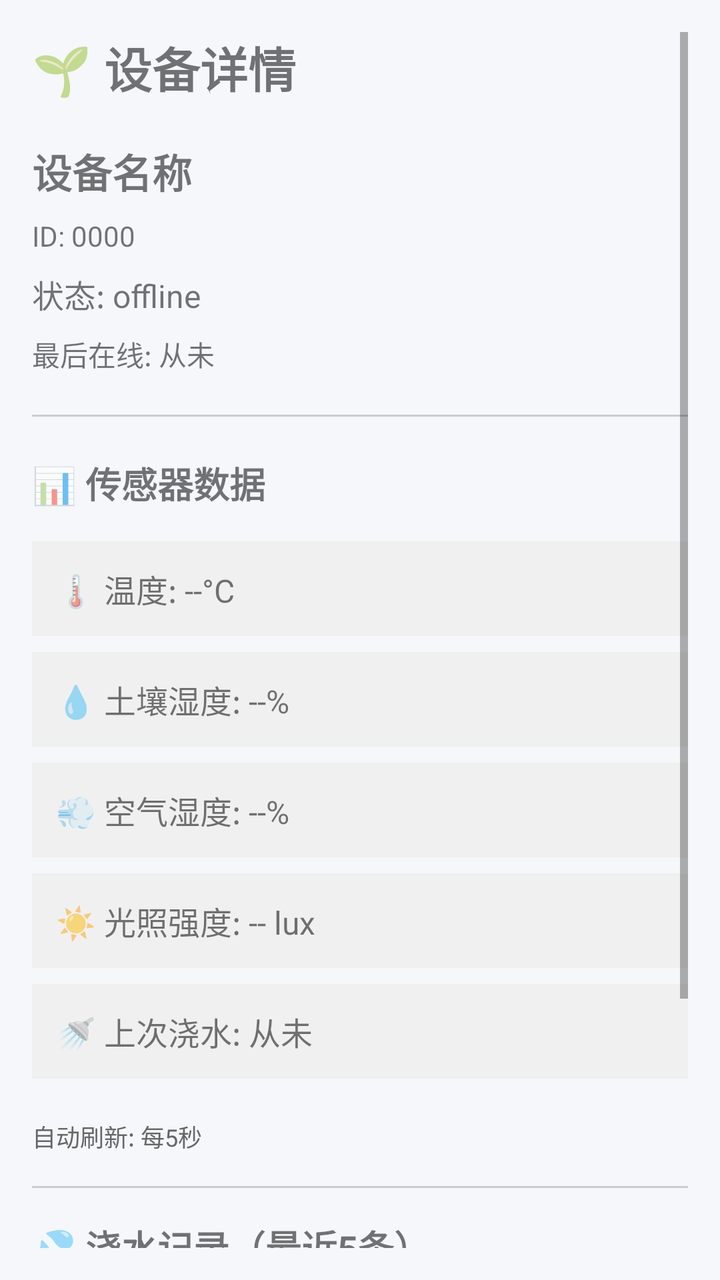
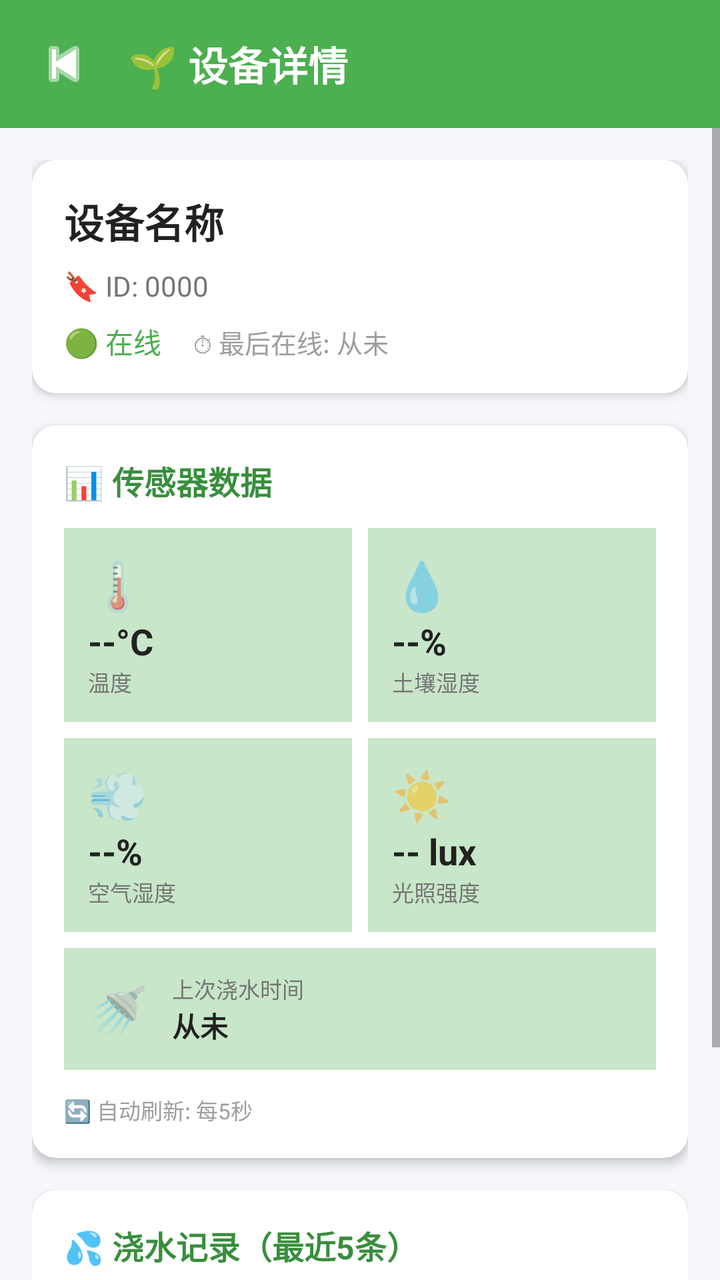

Screens rendered from an Android XML layout before and after an edit, with the pre-edit source and the edit as a unified diff.
<!-- AndroidManifest.xml: application theme Theme.Plantbutlerandroid -->
<!-- res/layout/activity_device_detail.xml -->
<?xml version="1.0" encoding="utf-8"?>
<ScrollView xmlns:android="http://schemas.android.com/apk/res/android"
    android:layout_width="match_parent"
    android:layout_height="match_parent"
    android:padding="16dp">

    <LinearLayout
        android:layout_width="match_parent"
        android:layout_height="wrap_content"
        android:orientation="vertical">

        <TextView
            android:layout_width="wrap_content"
            android:layout_height="wrap_content"
            android:text="🌱 设备详情"
            android:textSize="24sp"
            android:textStyle="bold"
            android:layout_marginBottom="20dp" />

        <TextView
            android:id="@+id/textDeviceName"
            android:layout_width="match_parent"
            android:layout_height="wrap_content"
            android:text="设备名称"
            android:textSize="20sp"
            android:textStyle="bold"
            android:layout_marginBottom="8dp" />

        <TextView
            android:id="@+id/textDeviceId"
            android:layout_width="match_parent"
            android:layout_height="wrap_content"
            android:text="ID: 0000"
            android:textSize="14sp"
            android:layout_marginBottom="8dp" />

        <TextView
            android:id="@+id/textStatus"
            android:layout_width="match_parent"
            android:layout_height="wrap_content"
            android:text="状态: offline"
            android:textSize="16sp"
            android:layout_marginBottom="8dp" />

        <TextView
            android:id="@+id/textLastSeen"
            android:layout_width="match_parent"
            android:layout_height="wrap_content"
            android:text="最后在线: 从未"
            android:textSize="14sp"
            android:layout_marginBottom="20dp" />

        <View
            android:layout_width="match_parent"
            android:layout_height="1dp"
            android:background="#CCCCCC"
            android:layout_marginBottom="20dp" />

        <TextView
            android:layout_width="wrap_content"
            android:layout_height="wrap_content"
            android:text="📊 传感器数据"
            android:textSize="18sp"
            android:textStyle="bold"
            android:layout_marginBottom="16dp" />

        <TextView
            android:id="@+id/textTemperature"
            android:layout_width="match_parent"
            android:layout_height="wrap_content"
            android:text="🌡️ 温度: --°C"
            android:textSize="16sp"
            android:padding="12dp"
            android:background="#F0F0F0"
            android:layout_marginBottom="8dp" />

        <TextView
            android:id="@+id/textSoilHumidity"
            android:layout_width="match_parent"
            android:layout_height="wrap_content"
            android:text="💧 土壤湿度: --%"
            android:textSize="16sp"
            android:padding="12dp"
            android:background="#F0F0F0"
            android:layout_marginBottom="8dp" />

        <TextView
            android:id="@+id/textAirHumidity"
            android:layout_width="match_parent"
            android:layout_height="wrap_content"
            android:text="💨 空气湿度: --%"
            android:textSize="16sp"
            android:padding="12dp"
            android:background="#F0F0F0"
            android:layout_marginBottom="8dp" />

        <TextView
            android:id="@+id/textLightIntensity"
            android:layout_width="match_parent"
            android:layout_height="wrap_content"
            android:text="☀️ 光照强度: -- lux"
            android:textSize="16sp"
            android:padding="12dp"
            android:background="#F0F0F0"
            android:layout_marginBottom="8dp" />

        <TextView
            android:id="@+id/textLastWatering"
            android:layout_width="match_parent"
            android:layout_height="wrap_content"
            android:text="🚿 上次浇水: 从未"
            android:textSize="16sp"
            android:padding="12dp"
            android:background="#F0F0F0"
            android:layout_marginBottom="20dp" />

        <TextView
            android:layout_width="wrap_content"
            android:layout_height="wrap_content"
            android:text="自动刷新: 每5秒"
            android:textSize="12sp"
            android:textColor="#666666"
            android:layout_marginBottom="16dp" />

        
        <View
            android:layout_width="match_parent"
            android:layout_height="1dp"
            android:background="#CCCCCC"
            android:layout_marginBottom="16dp" />

        <TextView
            android:layout_width="wrap_content"
            android:layout_height="wrap_content"
            android:text="💦 浇水记录（最近5条）"
            android:textSize="18sp"
            android:textStyle="bold"
            android:layout_marginBottom="12dp" />

        <LinearLayout
            android:id="@+id/wateringRecordsContainer"
            android:layout_width="match_parent"
            android:layout_height="wrap_content"
            android:orientation="vertical"
            android:layout_marginBottom="16dp">

            <TextView
                android:layout_width="match_parent"
                android:layout_height="wrap_content"
                android:text="加载中..."
                android:textSize="14sp"
                android:textColor="#999999"
                android:padding="8dp" />

        </LinearLayout>

        <Button
            android:id="@+id/buttonRefresh"
            android:layout_width="match_parent"
            android:layout_height="wrap_content"
            android:text="立即刷新"
            android:layout_marginBottom="8dp" />

        <Button
            android:id="@+id/buttonBack"
            android:layout_width="match_parent"
            android:layout_height="wrap_content"
            android:text="返回设备列表" />

    </LinearLayout>

</ScrollView>
<!-- resources referenced by this layout -->
<resources>
  <style name="Theme.Plantbutlerandroid" parent="Theme.MaterialComponents.DayNight.NoActionBar">
          
          <item name="colorPrimary">@color/primary_color</item>
          <item name="colorPrimaryVariant">@color/primary_dark</item>
          <item name="colorOnPrimary">@color/white</item>
          
          <item name="colorSecondary">@color/primary_light</item>
          <item name="colorSecondaryVariant">@color/primary_dark</item>
          <item name="colorOnSecondary">@color/black</item>
          
          <item name="android:statusBarColor">@color/primary_dark</item>
          
          <item name="colorAccent">@color/primary_color</item>
          
          <item name="android:windowBackground">@color/background_light</item>
      </style>
  <color name="primary_color">#4CAF50</color>
  <color name="primary_dark">#388E3C</color>
  <color name="white">#FFFFFFFF</color>
  <color name="primary_light">#C8E6C9</color>
  <color name="black">#FF000000</color>
  <color name="background_light">#F5F7FA</color>
</resources>

<!-- the commit's change to res/layout/activity_device_detail.xml (unified diff, before → after) -->
@@ -1,172 +1,370 @@
 <?xml version="1.0" encoding="utf-8"?>
-<ScrollView xmlns:android="http://schemas.android.com/apk/res/android"
+<LinearLayout xmlns:android="http://schemas.android.com/apk/res/android"
+    xmlns:app="http://schemas.android.com/apk/res-auto"
     android:layout_width="match_parent"
     android:layout_height="match_parent"
-    android:padding="16dp">
-
+    android:orientation="vertical"
+    android:background="@color/background_light">
+
+    
     <LinearLayout
         android:layout_width="match_parent"
         android:layout_height="wrap_content"
-        android:orientation="vertical">
+        android:orientation="horizontal"
+        android:gravity="center_vertical"
+        android:background="@color/primary_color"
+        android:padding="12dp">
+
+        <ImageButton
+            android:id="@+id/buttonBack"
+            android:layout_width="40dp"
+            android:layout_height="40dp"
+            android:src="@android:drawable/ic_media_previous"
+            android:background="?attr/selectableItemBackgroundBorderless"
+            android:tint="#FFFFFF"
+            android:contentDescription="返回" />
 
         <TextView
             android:layout_width="wrap_content"
             android:layout_height="wrap_content"
             android:text="🌱 设备详情"
-            android:textSize="24sp"
-            android:textStyle="bold"
-            android:layout_marginBottom="20dp" />
-
-        <TextView
-            android:id="@+id/textDeviceName"
-            android:layout_width="match_parent"
-            android:layout_height="wrap_content"
-            android:text="设备名称"
             android:textSize="20sp"
             android:textStyle="bold"
-            android:layout_marginBottom="8dp" />
-
-        <TextView
-            android:id="@+id/textDeviceId"
-            android:layout_width="match_parent"
-            android:layout_height="wrap_content"
-            android:text="ID: 0000"
-            android:textSize="14sp"
-            android:layout_marginBottom="8dp" />
-
-        <TextView
-            android:id="@+id/textStatus"
-            android:layout_width="match_parent"
-            android:layout_height="wrap_content"
-            android:text="状态: offline"
-            android:textSize="16sp"
-            android:layout_marginBottom="8dp" />
-
-        <TextView
-            android:id="@+id/textLastSeen"
-            android:layout_width="match_parent"
-            android:layout_height="wrap_content"
-            android:text="最后在线: 从未"
-            android:textSize="14sp"
-            android:layout_marginBottom="20dp" />
-
-        <View
-            android:layout_width="match_parent"
-            android:layout_height="1dp"
-            android:background="#CCCCCC"
-            android:layout_marginBottom="20dp" />
-
-        <TextView
-            android:layout_width="wrap_content"
-            android:layout_height="wrap_content"
-            android:text="📊 传感器数据"
-            android:textSize="18sp"
-            android:textStyle="bold"
-            android:layout_marginBottom="16dp" />
-
-        <TextView
-            android:id="@+id/textTemperature"
-            android:layout_width="match_parent"
-            android:layout_height="wrap_content"
-            android:text="🌡️ 温度: --°C"
-            android:textSize="16sp"
-            android:padding="12dp"
-            android:background="#F0F0F0"
-            android:layout_marginBottom="8dp" />
-
-        <TextView
-            android:id="@+id/textSoilHumidity"
-            android:layout_width="match_parent"
-            android:layout_height="wrap_content"
-            android:text="💧 土壤湿度: --%"
-            android:textSize="16sp"
-            android:padding="12dp"
-            android:background="#F0F0F0"
-            android:layout_marginBottom="8dp" />
-
-        <TextView
-            android:id="@+id/textAirHumidity"
-            android:layout_width="match_parent"
-            android:layout_height="wrap_content"
-            android:text="💨 空气湿度: --%"
-            android:textSize="16sp"
-            android:padding="12dp"
-            android:background="#F0F0F0"
-            android:layout_marginBottom="8dp" />
-
-        <TextView
-            android:id="@+id/textLightIntensity"
-            android:layout_width="match_parent"
-            android:layout_height="wrap_content"
-            android:text="☀️ 光照强度: -- lux"
-            android:textSize="16sp"
-            android:padding="12dp"
-            android:background="#F0F0F0"
-            android:layout_marginBottom="8dp" />
-
-        <TextView
-            android:id="@+id/textLastWatering"
-            android:layout_width="match_parent"
-            android:layout_height="wrap_content"
-            android:text="🚿 上次浇水: 从未"
-            android:textSize="16sp"
-            android:padding="12dp"
-            android:background="#F0F0F0"
-            android:layout_marginBottom="20dp" />
-
-        <TextView
-            android:layout_width="wrap_content"
-            android:layout_height="wrap_content"
-            android:text="自动刷新: 每5秒"
-            android:textSize="12sp"
-            android:textColor="#666666"
-            android:layout_marginBottom="16dp" />
-
-        
-        <View
-            android:layout_width="match_parent"
-            android:layout_height="1dp"
-            android:background="#CCCCCC"
-            android:layout_marginBottom="16dp" />
-
-        <TextView
-            android:layout_width="wrap_content"
-            android:layout_height="wrap_content"
-            android:text="💦 浇水记录（最近5条）"
-            android:textSize="18sp"
-            android:textStyle="bold"
-            android:layout_marginBottom="12dp" />
+            android:textColor="#FFFFFF"
+            android:layout_marginStart="12dp" />
+    </LinearLayout>
+
+    <ScrollView
+        android:layout_width="match_parent"
+        android:layout_height="match_parent">
 
         <LinearLayout
-            android:id="@+id/wateringRecordsContainer"
             android:layout_width="match_parent"
             android:layout_height="wrap_content"
             android:orientation="vertical"
-            android:layout_marginBottom="16dp">
-
-            <TextView
+            android:padding="16dp">
+
+            
+            <androidx.cardview.widget.CardView
                 android:layout_width="match_parent"
                 android:layout_height="wrap_content"
-                android:text="加载中..."
+                app:cardCornerRadius="12dp"
+                app:cardElevation="3dp"
+                android:layout_marginBottom="16dp">
+
+                <LinearLayout
+                    android:layout_width="match_parent"
+                    android:layout_height="wrap_content"
+                    android:orientation="vertical"
+                    android:padding="16dp">
+
+                    <TextView
+                        android:id="@+id/textDeviceName"
+                        android:layout_width="match_parent"
+                        android:layout_height="wrap_content"
+                        android:text="设备名称"
+                        android:textSize="20sp"
+                        android:textStyle="bold"
+                        android:textColor="@color/text_primary"
+                        android:layout_marginBottom="8dp" />
+
+                    <TextView
+                        android:id="@+id/textDeviceId"
+                        android:layout_width="match_parent"
+                        android:layout_height="wrap_content"
+                        android:text="🔖 ID: 0000"
+                        android:textSize="14sp"
+                        android:textColor="@color/text_secondary"
+                        android:layout_marginBottom="8dp" />
+
+                    <LinearLayout
+                        android:layout_width="match_parent"
+                        android:layout_height="wrap_content"
+                        android:orientation="horizontal">
+
+                        <TextView
+                            android:id="@+id/textStatus"
+                            android:layout_width="wrap_content"
+                            android:layout_height="wrap_content"
+                            android:text="🟢 在线"
+                            android:textSize="14sp"
+                            android:textColor="@color/primary_color"
+                            android:layout_marginEnd="16dp" />
+
+                        <TextView
+                            android:id="@+id/textLastSeen"
+                            android:layout_width="wrap_content"
+                            android:layout_height="wrap_content"
+                            android:text="⏱ 最后在线: 从未"
+                            android:textSize="13sp"
+                            android:textColor="@color/text_hint" />
+                    </LinearLayout>
+
+                </LinearLayout>
+            </androidx.cardview.widget.CardView>
+
+            
+            <androidx.cardview.widget.CardView
+                android:layout_width="match_parent"
+                android:layout_height="wrap_content"
+                app:cardCornerRadius="12dp"
+                app:cardElevation="3dp"
+                android:layout_marginBottom="16dp">
+
+                <LinearLayout
+                    android:layout_width="match_parent"
+                    android:layout_height="wrap_content"
+                    android:orientation="vertical"
+                    android:padding="16dp">
+
+                    <TextView
+                        android:layout_width="wrap_content"
+                        android:layout_height="wrap_content"
+                        android:text="📊 传感器数据"
+                        android:textSize="16sp"
+                        android:textStyle="bold"
+                        android:textColor="@color/primary_dark"
+                        android:layout_marginBottom="12dp" />
+
+                    <LinearLayout
+                        android:layout_width="match_parent"
+                        android:layout_height="wrap_content"
+                        android:orientation="horizontal"
+                        android:layout_marginBottom="8dp">
+
+                        
+                        <LinearLayout
+                            android:layout_width="0dp"
+                            android:layout_height="wrap_content"
+                            android:layout_weight="1"
+                            android:orientation="vertical"
+                            android:background="@color/primary_light"
+                            android:padding="12dp"
+                            android:layout_marginEnd="4dp">
+
+                            <TextView
+                                android:layout_width="wrap_content"
+                                android:layout_height="wrap_content"
+                                android:text="🌡️"
+                                android:textSize="24sp" />
+                            <TextView
+                                android:id="@+id/textTemperature"
+                                android:layout_width="wrap_content"
+                                android:layout_height="wrap_content"
+                                android:text="--°C"
+                                android:textSize="18sp"
+                                android:textStyle="bold"
+                                android:textColor="@color/text_primary" />
+                            <TextView
+                                android:layout_width="wrap_content"
+                                android:layout_height="wrap_content"
+                                android:text="温度"
+                                android:textSize="11sp"
+                                android:textColor="@color/text_secondary" />
+                        </LinearLayout>
+
+                        
+                        <LinearLayout
+                            android:layout_width="0dp"
+                            android:layout_height="wrap_content"
+                            android:layout_weight="1"
+                            android:orientation="vertical"
+                            android:background="@color/primary_light"
+                            android:padding="12dp"
+                            android:layout_marginStart="4dp">
+
+                            <TextView
+                                android:layout_width="wrap_content"
+                                android:layout_height="wrap_content"
+                                android:text="💧"
+                                android:textSize="24sp" />
+                            <TextView
+                                android:id="@+id/textSoilHumidity"
+                                android:layout_width="wrap_content"
+                                android:layout_height="wrap_content"
+                                android:text="--%"
+                                android:textSize="18sp"
+                                android:textStyle="bold"
+                                android:textColor="@color/text_primary" />
+                            <TextView
+                                android:layout_width="wrap_content"
+                                android:layout_height="wrap_content"
+                                android:text="土壤湿度"
+                                android:textSize="11sp"
+                                android:textColor="@color/text_secondary" />
+                        </LinearLayout>
+                    </LinearLayout>
+
+                    <LinearLayout
+                        android:layout_width="match_parent"
+                        android:layout_height="wrap_content"
+                        android:orientation="horizontal">
+
+                        
+                        <LinearLayout
+                            android:layout_width="0dp"
+                            android:layout_height="wrap_content"
+                            android:layout_weight="1"
+                            android:orientation="vertical"
+                            android:background="@color/primary_light"
+                            android:padding="12dp"
+                            android:layout_marginEnd="4dp">
+
+                            <TextView
+                                android:layout_width="wrap_content"
+                                android:layout_height="wrap_content"
+                                android:text="💨"
+                                android:textSize="24sp" />
+                            <TextView
+                                android:id="@+id/textAirHumidity"
+                                android:layout_width="wrap_content"
+                                android:layout_height="wrap_content"
+                                android:text="--%"
+                                android:textSize="18sp"
+                                android:textStyle="bold"
+                                android:textColor="@color/text_primary" />
+                            <TextView
+                                android:layout_width="wrap_content"
+                                android:layout_height="wrap_content"
+                                android:text="空气湿度"
+                                android:textSize="11sp"
+                                android:textColor="@color/text_secondary" />
+                        </LinearLayout>
+
+                        
+                        <LinearLayout
+                            android:layout_width="0dp"
+                            android:layout_height="wrap_content"
+                            android:layout_weight="1"
+                            android:orientation="vertical"
+                            android:background="@color/primary_light"
+                            android:padding="12dp"
+                            android:layout_marginStart="4dp">
+
+                            <TextView
+                                android:layout_width="wrap_content"
+                                android:layout_height="wrap_content"
+                                android:text="☀️"
+                                android:textSize="24sp" />
+                            <TextView
+                                android:id="@+id/textLightIntensity"
+                                android:layout_width="wrap_content"
+                                android:layout_height="wrap_content"
+                                android:text="-- lux"
+                                android:textSize="18sp"
+                                android:textStyle="bold"
+                                android:textColor="@color/text_primary" />
+                            <TextView
+                                android:layout_width="wrap_content"
+                                android:layout_height="wrap_content"
+                                android:text="光照强度"
+                                android:textSize="11sp"
+                                android:textColor="@color/text_secondary" />
+                        </LinearLayout>
+                    </LinearLayout>
+
+                    
+                    <LinearLayout
+                        android:layout_width="match_parent"
+                        android:layout_height="wrap_content"
+                        android:orientation="horizontal"
+                        android:background="@color/primary_light"
+                        android:padding="12dp"
+                        android:layout_marginTop="8dp"
+                        android:gravity="center_vertical">
+
+                        <TextView
+                            android:layout_width="wrap_content"
+                            android:layout_height="wrap_content"
+                            android:text="🚿"
+                            android:textSize="24sp"
+                            android:layout_marginEnd="12dp" />
+
+                        <LinearLayout
+                            android:layout_width="wrap_content"
+                            android:layout_height="wrap_content"
+                            android:orientation="vertical">
+
+                            <TextView
+                                android:layout_width="wrap_content"
+                                android:layout_height="wrap_content"
+                                android:text="上次浇水时间"
+                                android:textSize="11sp"
+                                android:textColor="@color/text_secondary" />
+                            <TextView
+                                android:id="@+id/textLastWatering"
+                                android:layout_width="wrap_content"
+                                android:layout_height="wrap_content"
+                                android:text="从未"
+                                android:textSize="14sp"
+                                android:textStyle="bold"
+                                android:textColor="@color/text_primary" />
+                        </LinearLayout>
+                    </LinearLayout>
+
+                    <TextView
+                        android:layout_width="wrap_content"
+                        android:layout_height="wrap_content"
+                        android:text="🔄 自动刷新: 每5秒"
+                        android:textSize="11sp"
+                        android:textColor="@color/text_hint"
+                        android:layout_marginTop="12dp" />
+
+                </LinearLayout>
+            </androidx.cardview.widget.CardView>
+
+            
+            <androidx.cardview.widget.CardView
+                android:layout_width="match_parent"
+                android:layout_height="wrap_content"
+                app:cardCornerRadius="12dp"
+                app:cardElevation="3dp"
+                android:layout_marginBottom="16dp">
+
+                <LinearLayout
+                    android:layout_width="match_parent"
+                    android:layout_height="wrap_content"
+                    android:orientation="vertical"
+                    android:padding="16dp">
+
+                    <TextView
+                        android:layout_width="wrap_content"
+                        android:layout_height="wrap_content"
+                        android:text="💦 浇水记录（最近5条）"
+                        android:textSize="16sp"
+                        android:textStyle="bold"
+                        android:textColor="@color/primary_dark"
+                        android:layout_marginBottom="12dp" />
+
+                    <LinearLayout
+                        android:id="@+id/wateringRecordsContainer"
+                        android:layout_width="match_parent"
+                        android:layout_height="wrap_content"
+                        android:orientation="vertical">
+
+                        <TextView
+                            android:layout_width="match_parent"
+                            android:layout_height="wrap_content"
+                            android:text="加载中..."
+                            android:textSize="13sp"
+                            android:textColor="@color/text_hint"
+                            android:padding="8dp" />
+
+                    </LinearLayout>
+                </LinearLayout>
+            </androidx.cardview.widget.CardView>
+
+            
+            <Button
+                android:id="@+id/buttonRefresh"
+                android:layout_width="match_parent"
+                android:layout_height="48dp"
+                android:text="🔄 立即刷新"
                 android:textSize="14sp"
-                android:textColor="#999999"
-                android:padding="8dp" />
+                android:backgroundTint="@color/primary_color"
+                android:layout_marginBottom="8dp" />
 
         </LinearLayout>
-
-        <Button
-            android:id="@+id/buttonRefresh"
-            android:layout_width="match_parent"
-            android:layout_height="wrap_content"
-            android:text="立即刷新"
-            android:layout_marginBottom="8dp" />
-
-        <Button
-            android:id="@+id/buttonBack"
-            android:layout_width="match_parent"
-            android:layout_height="wrap_content"
-            android:text="返回设备列表" />
-
-    </LinearLayout>
-
-</ScrollView>
+    </ScrollView>
+
+</LinearLayout>
<!-- resource entries referenced after the edit -->
@@ -20,6 +20,9 @@
   <color name="primary_dark">#388E3C</color>
   <color name="white">#FFFFFFFF</color>
   <color name="primary_light">#C8E6C9</color>
+  <color name="text_hint">#9E9E9E</color>
+  <color name="text_primary">#212121</color>
+  <color name="text_secondary">#757575</color>
   <color name="black">#FF000000</color>
   <color name="background_light">#F5F7FA</color>
 </resources>
